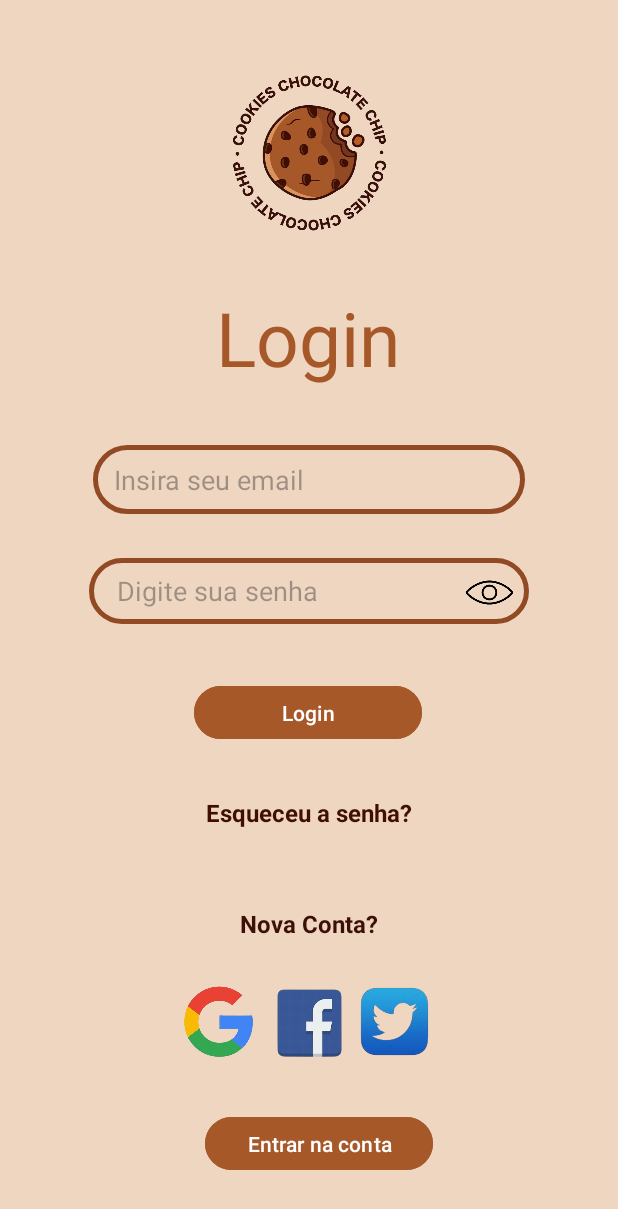
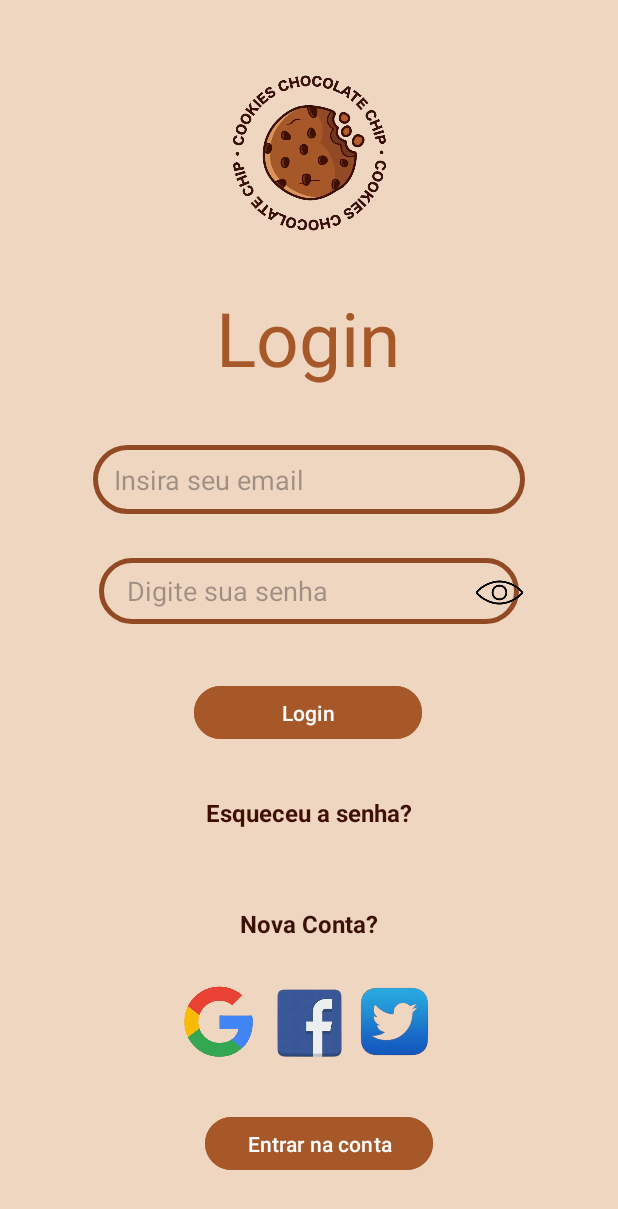
Before and after one commit to lanninha/App-InfoMain-Cookies-, an Android app: the screen it shows after launch (MainActivity2), on a phone screen of 412 x 824 dp. Shown: the top 1209 px of the screen. Run offline under Robolectric (Android 15) with nearby library versions, the phone set to English and light mode, and no system bars; Roboto replaces fonts that are not available here.

Commit message:
Código corrigido

```diff
--- a/app/src/main/res/layout/activity_main2.xml
+++ b/app/src/main/res/layout/activity_main2.xml
@@ -53,7 +53,7 @@
 
     <EditText
         android:id="@+id/editTextTextPassword"
-        android:layout_width="293dp"
+        android:layout_width="280dp"
         android:layout_height="44dp"
         android:background="@drawable/bg_text"
         android:breakStrategy="high_quality"
@@ -163,12 +163,9 @@
         android:clickable="true"
         android:contentDescription="Mostrar senha"
         android:src="@drawable/eye"
-        app:layout_constraintBottom_toBottomOf="@+id/editTextNumberPassword"
-        app:layout_constraintEnd_toEndOf="@+id/editTextNumberPassword"
         app:layout_constraintHorizontal_bias="1.0"
         app:layout_constraintStart_toStartOf="@+id/editTextTextPassword"
         app:layout_constraintTop_toTopOf="@+id/editTextTextPassword"
         app:layout_constraintVertical_bias="0.0" />
 
-
 </androidx.constraintlayout.widget.ConstraintLayout>
```
Also changed, not shown: app/src/main/java/com/example/cookies/MainActivity2.kt (line endings or trailing spaces).
